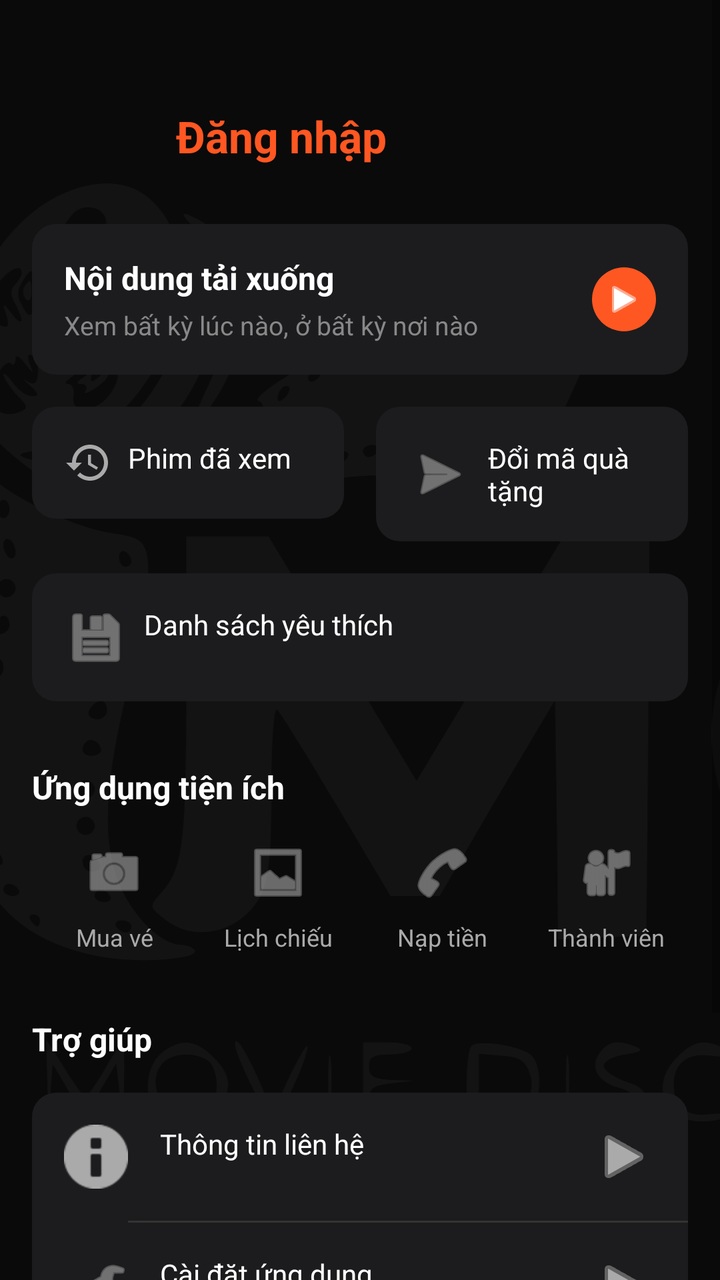
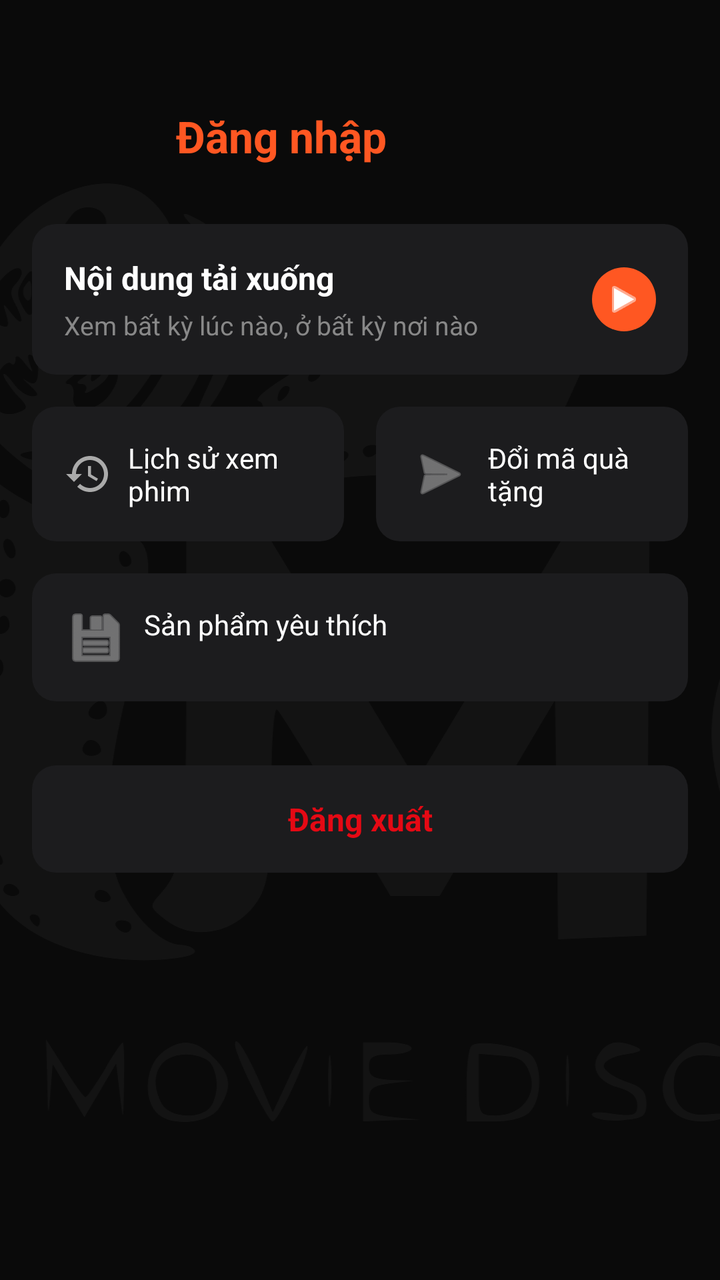

Two renders of the same Android screen: before a commit and after it. Below are the layout's source before the change and the commit's diff.
<!-- AndroidManifest.xml: application theme Theme.AppCompat.DayNight.NoActionBar -->
<!-- res/layout/fragment_more.xml -->
<?xml version="1.0" encoding="utf-8"?>
<androidx.constraintlayout.widget.ConstraintLayout xmlns:android="http://schemas.android.com/apk/res/android"
    xmlns:app="http://schemas.android.com/apk/res-auto"
    android:layout_width="match_parent"
    android:layout_height="match_parent"
    android:background="#0A0A0A">

    <ImageView
        android:id="@+id/imgMoreBackground"
        android:layout_width="match_parent"
        android:layout_height="match_parent"
        android:alpha="0.04"
        android:scaleType="centerCrop"
        android:src="@drawable/screenshot_2026_05_23_150929"
        app:layout_constraintBottom_toBottomOf="parent"
        app:layout_constraintEnd_toEndOf="parent"
        app:layout_constraintStart_toStartOf="parent"
        app:layout_constraintTop_toTopOf="parent" />

    <ScrollView
        android:layout_width="match_parent"
        android:layout_height="match_parent"
        android:fillViewport="true"
        app:layout_constraintBottom_toBottomOf="parent"
        app:layout_constraintEnd_toEndOf="parent"
        app:layout_constraintStart_toStartOf="parent"
        app:layout_constraintTop_toTopOf="parent">

        <LinearLayout
            android:layout_width="match_parent"
            android:layout_height="wrap_content"
            android:orientation="vertical"
            android:padding="16dp">

            <LinearLayout
                android:id="@+id/layoutProfileHeader"
                android:layout_width="match_parent"
                android:layout_height="wrap_content"
                android:layout_marginTop="24dp"
                android:clickable="true"
                android:focusable="true"
                android:gravity="center_vertical"
                android:orientation="horizontal">

                <ImageView
                    android:id="@+id/imgAvatar"
                    android:layout_width="56dp"
                    android:layout_height="56dp"
                    android:src="@mipmap/ic_launcher_round" />

                <LinearLayout
                    android:layout_width="wrap_content"
                    android:layout_height="wrap_content"
                    android:layout_marginStart="16dp"
                    android:orientation="vertical">

                    <TextView
                        android:id="@+id/tvProfileName"
                        android:layout_width="wrap_content"
                        android:layout_height="wrap_content"
                        android:text="Đăng nhập"
                        android:textColor="#FF5722"
                        android:textSize="22sp"
                        android:textStyle="bold" />

                    <TextView
                        android:id="@+id/tvProfileEmail"
                        android:layout_width="wrap_content"
                        android:layout_height="wrap_content"
                        android:layout_marginTop="4dp"
                        android:textColor="#888888"
                        android:textSize="14sp"
                        android:visibility="gone" />
                </LinearLayout>
            </LinearLayout>

            <TextView
                android:id="@+id/btnAccountInfo"
                android:layout_width="match_parent"
                android:layout_height="wrap_content"
                android:layout_marginTop="24dp"
                android:background="@drawable/bg_dark_rounded"
                android:drawableStart="@android:drawable/ic_menu_edit"
                android:drawableTint="#AAAAAA"
                android:drawablePadding="16dp"
                android:padding="16dp"
                android:text="Quản lý thông tin cá nhân"
                android:textColor="#FFFFFF"
                android:textStyle="bold"
                android:visibility="gone" />

            <LinearLayout
                android:layout_width="match_parent"
                android:layout_height="wrap_content"
                android:layout_marginTop="16dp"
                android:background="@drawable/bg_dark_rounded"
                android:gravity="center_vertical"
                android:orientation="horizontal"
                android:padding="16dp">

                <LinearLayout
                    android:layout_width="0dp"
                    android:layout_height="wrap_content"
                    android:layout_weight="1"
                    android:orientation="vertical">

                    <TextView
                        android:layout_width="wrap_content"
                        android:layout_height="wrap_content"
                        android:text="Nội dung tải xuống"
                        android:textColor="#FFFFFF"
                        android:textSize="16sp"
                        android:textStyle="bold" />

                    <TextView
                        android:layout_width="wrap_content"
                        android:layout_height="wrap_content"
                        android:layout_marginTop="4dp"
                        android:text="Xem bất kỳ lúc nào, ở bất kỳ nơi nào"
                        android:textColor="#888888"
                        android:textSize="13sp" />
                </LinearLayout>

                <ImageView
                    android:layout_width="32dp"
                    android:layout_height="32dp"
                    android:background="@drawable/circle_background"
                    android:backgroundTint="#FF5722"
                    android:padding="6dp"
                    android:src="@android:drawable/ic_media_play"
                    app:tint="#FFFFFF" />
            </LinearLayout>

            <LinearLayout
                android:layout_width="match_parent"
                android:layout_height="wrap_content"
                android:layout_marginTop="16dp"
                android:orientation="horizontal">

                <TextView
                    android:id="@+id/btnLibrary"
                    android:layout_width="0dp"
                    android:layout_height="wrap_content"
                    android:layout_marginEnd="8dp"
                    android:layout_weight="1"
                    android:background="@drawable/bg_dark_rounded"
                    android:drawableStart="@drawable/ic_history_circular"
                    android:drawableTint="#AAAAAA"
                    android:drawablePadding="8dp"
                    android:padding="16dp"
                    android:text="Phim đã xem"
                    android:textColor="#FFFFFF" />

                <TextView
                    android:id="@+id/btnGift"
                    android:layout_width="0dp"
                    android:layout_height="wrap_content"
                    android:layout_marginStart="8dp"
                    android:layout_weight="1"
                    android:background="@drawable/bg_dark_rounded"
                    android:drawableStart="@android:drawable/ic_menu_send"
                    android:drawableTint="#AAAAAA"
                    android:drawablePadding="8dp"
                    android:padding="16dp"
                    android:text="Đổi mã quà tặng"
                    android:textColor="#FFFFFF" />
            </LinearLayout>

            <TextView
                android:id="@+id/btnFavorites"
                android:layout_width="match_parent"
                android:layout_height="wrap_content"
                android:layout_marginTop="16dp"
                android:background="@drawable/bg_dark_rounded"
                android:drawableStart="@android:drawable/ic_menu_save"
                android:drawableTint="#AAAAAA"
                android:drawablePadding="8dp"
                android:padding="16dp"
                android:text="Danh sách yêu thích"
                android:textColor="#FFFFFF" />

            <TextView
                android:layout_width="wrap_content"
                android:layout_height="wrap_content"
                android:layout_marginTop="32dp"
                android:layout_marginBottom="16dp"
                android:text="Ứng dụng tiện ích"
                android:textColor="#FFFFFF"
                android:textSize="16sp"
                android:textStyle="bold" />

            <LinearLayout
                android:layout_width="match_parent"
                android:layout_height="wrap_content"
                android:orientation="horizontal"
                android:weightSum="4">

                <TextView
                    android:layout_width="0dp"
                    android:layout_height="wrap_content"
                    android:layout_weight="1"
                    android:drawableTop="@android:drawable/ic_menu_camera"
                    android:drawableTint="#AAAAAA"
                    android:drawablePadding="8dp"
                    android:gravity="center"
                    android:text="Mua vé"
                    android:textColor="#AAAAAA"
                    android:textSize="12sp" />

                <TextView
                    android:layout_width="0dp"
                    android:layout_height="wrap_content"
                    android:layout_weight="1"
                    android:drawableTop="@android:drawable/ic_menu_gallery"
                    android:drawableTint="#AAAAAA"
                    android:drawablePadding="8dp"
                    android:gravity="center"
                    android:text="Lịch chiếu"
                    android:textColor="#AAAAAA"
                    android:textSize="12sp" />

                <TextView
                    android:layout_width="0dp"
                    android:layout_height="wrap_content"
                    android:layout_weight="1"
                    android:drawableTop="@android:drawable/ic_menu_call"
                    android:drawableTint="#AAAAAA"
                    android:drawablePadding="8dp"
                    android:gravity="center"
                    android:text="Nạp tiền"
                    android:textColor="#AAAAAA"
                    android:textSize="12sp" />

                <TextView
                    android:layout_width="0dp"
                    android:layout_height="wrap_content"
                    android:layout_weight="1"
                    android:drawableTop="@android:drawable/ic_menu_myplaces"
                    android:drawableTint="#AAAAAA"
                    android:drawablePadding="8dp"
                    android:gravity="center"
                    android:text="Thành viên"
                    android:textColor="#AAAAAA"
                    android:textSize="12sp" />
            </LinearLayout>

            <TextView
                android:layout_width="wrap_content"
                android:layout_height="wrap_content"
                android:layout_marginTop="32dp"
                android:layout_marginBottom="16dp"
                android:text="Trợ giúp"
                android:textColor="#FFFFFF"
                android:textSize="16sp"
                android:textStyle="bold" />

            <LinearLayout
                android:layout_width="match_parent"
                android:layout_height="wrap_content"
                android:background="@drawable/bg_dark_rounded"
                android:orientation="vertical">

                <TextView
                    android:id="@+id/btnContact"
                    android:layout_width="match_parent"
                    android:layout_height="wrap_content"
                    android:drawableStart="@android:drawable/ic_dialog_info"
                    android:drawableEnd="@android:drawable/ic_media_play"
                    android:drawableTint="#AAAAAA"
                    android:drawablePadding="16dp"
                    android:padding="16dp"
                    android:text="Thông tin liên hệ"
                    android:textColor="#FFFFFF" />

                <View
                    android:layout_width="match_parent"
                    android:layout_height="1dp"
                    android:layout_marginStart="48dp"
                    android:background="#333333" />

                <TextView
                    android:id="@+id/btnSettings"
                    android:layout_width="match_parent"
                    android:layout_height="wrap_content"
                    android:drawableStart="@android:drawable/ic_menu_preferences"
                    android:drawableEnd="@android:drawable/ic_media_play"
                    android:drawableTint="#AAAAAA"
                    android:drawablePadding="16dp"
                    android:padding="16dp"
                    android:text="Cài đặt ứng dụng"
                    android:textColor="#FFFFFF" />
            </LinearLayout>

            <TextView
                android:id="@+id/btnLogout"
                android:layout_width="match_parent"
                android:layout_height="wrap_content"
                android:layout_marginTop="32dp"
                android:layout_marginBottom="32dp"
                android:background="@drawable/bg_dark_rounded"
                android:gravity="center"
                android:padding="16dp"
                android:text="Đăng xuất"
                android:textColor="#E50914"
                android:textSize="16sp"
                android:textStyle="bold" />

        </LinearLayout>
    </ScrollView>

</androidx.constraintlayout.widget.ConstraintLayout>
<!-- resources referenced by this layout -->
<resources>
  <!-- drawable bg_dark_rounded (drawable) -->
  <?xml version="1.0" encoding="utf-8"?>
  <shape xmlns:android="http://schemas.android.com/apk/res/android"
      android:shape="rectangle">
      <solid android:color="#1C1C1E" />
      <corners android:radius="12dp" />
  </shape>
  <!-- drawable circle_background (drawable) -->
  <?xml version="1.0" encoding="utf-8"?>
  <shape xmlns:android="http://schemas.android.com/apk/res/android"
      android:shape="oval">
      <solid android:color="#FFFFFF" />
  </shape>
  <!-- drawable ic_history_circular (drawable) -->
  <vector xmlns:android="http://schemas.android.com/apk/res/android" android:height="24dp" android:tint="#000000" android:viewportHeight="24" android:viewportWidth="24" android:width="24dp">
        
      <path android:fillColor="@android:color/white" android:pathData="M13,3c-4.97,0 -9,4.03 -9,9L1,12l3.89,3.89 0.07,0.14L9,12L6,12c0,-3.87 3.13,-7 7,-7s7,3.13 7,7 -3.13,7 -7,7c-1.93,0 -3.68,-0.79 -4.94,-2.06l-1.42,1.42C8.27,19.99 10.51,21 13,21c4.97,0 9,-4.03 9,-9s-4.03,-9 -9,-9zM12,8v5l4.28,2.54 0.72,-1.21 -3.5,-2.08L13.5,8L12,8z"/>
      
  </vector>
  <!-- drawable screenshot_2026_05_23_150929: vector/xml drawable (drawable, 15398 chars, omitted) -->
  <!-- mipmap ic_launcher_round (mipmap-anydpi-v26) -->
  <?xml version="1.0" encoding="utf-8"?>
  <adaptive-icon xmlns:android="http://schemas.android.com/apk/res/android">
      <background android:drawable="@color/ic_launcher_background"/>
      <foreground android:drawable="@mipmap/ic_launcher_foreground"/>
  </adaptive-icon>
  <color name="ic_launcher_background">#F3F7F8</color>
</resources>

<!-- the commit's change to res/layout/fragment_more.xml (unified diff, before → after) -->
@@ -148,7 +148,7 @@
                     android:drawableTint="#AAAAAA"
                     android:drawablePadding="8dp"
                     android:padding="16dp"
-                    android:text="Phim đã xem"
+                    android:text="Lịch sử xem phim"
                     android:textColor="#FFFFFF" />
 
                 <TextView
@@ -176,120 +176,8 @@
                 android:drawableTint="#AAAAAA"
                 android:drawablePadding="8dp"
                 android:padding="16dp"
-                android:text="Danh sách yêu thích"
+                android:text="Sản phẩm yêu thích"
                 android:textColor="#FFFFFF" />
-
-            <TextView
-                android:layout_width="wrap_content"
-                android:layout_height="wrap_content"
-                android:layout_marginTop="32dp"
-                android:layout_marginBottom="16dp"
-                android:text="Ứng dụng tiện ích"
-                android:textColor="#FFFFFF"
-                android:textSize="16sp"
-                android:textStyle="bold" />
-
-            <LinearLayout
-                android:layout_width="match_parent"
-                android:layout_height="wrap_content"
-                android:orientation="horizontal"
-                android:weightSum="4">
-
-                <TextView
-                    android:layout_width="0dp"
-                    android:layout_height="wrap_content"
-                    android:layout_weight="1"
-                    android:drawableTop="@android:drawable/ic_menu_camera"
-                    android:drawableTint="#AAAAAA"
-                    android:drawablePadding="8dp"
-                    android:gravity="center"
-                    android:text="Mua vé"
-                    android:textColor="#AAAAAA"
-                    android:textSize="12sp" />
-
-                <TextView
-                    android:layout_width="0dp"
-                    android:layout_height="wrap_content"
-                    android:layout_weight="1"
-                    android:drawableTop="@android:drawable/ic_menu_gallery"
-                    android:drawableTint="#AAAAAA"
-                    android:drawablePadding="8dp"
-                    android:gravity="center"
-                    android:text="Lịch chiếu"
-                    android:textColor="#AAAAAA"
-                    android:textSize="12sp" />
-
-                <TextView
-                    android:layout_width="0dp"
-                    android:layout_height="wrap_content"
-                    android:layout_weight="1"
-                    android:drawableTop="@android:drawable/ic_menu_call"
-                    android:drawableTint="#AAAAAA"
-                    android:drawablePadding="8dp"
-                    android:gravity="center"
-                    android:text="Nạp tiền"
-                    android:textColor="#AAAAAA"
-                    android:textSize="12sp" />
-
-                <TextView
-                    android:layout_width="0dp"
-                    android:layout_height="wrap_content"
-                    android:layout_weight="1"
-                    android:drawableTop="@android:drawable/ic_menu_myplaces"
-                    android:drawableTint="#AAAAAA"
-                    android:drawablePadding="8dp"
-                    android:gravity="center"
-                    android:text="Thành viên"
-                    android:textColor="#AAAAAA"
-                    android:textSize="12sp" />
-            </LinearLayout>
-
-            <TextView
-                android:layout_width="wrap_content"
-                android:layout_height="wrap_content"
-                android:layout_marginTop="32dp"
-                android:layout_marginBottom="16dp"
-                android:text="Trợ giúp"
-                android:textColor="#FFFFFF"
-                android:textSize="16sp"
-                android:textStyle="bold" />
-
-            <LinearLayout
-                android:layout_width="match_parent"
-                android:layout_height="wrap_content"
-                android:background="@drawable/bg_dark_rounded"
-                android:orientation="vertical">
-
-                <TextView
-                    android:id="@+id/btnContact"
-                    android:layout_width="match_parent"
-                    android:layout_height="wrap_content"
-                    android:drawableStart="@android:drawable/ic_dialog_info"
-                    android:drawableEnd="@android:drawable/ic_media_play"
-                    android:drawableTint="#AAAAAA"
-                    android:drawablePadding="16dp"
-                    android:padding="16dp"
-                    android:text="Thông tin liên hệ"
-                    android:textColor="#FFFFFF" />
-
-                <View
-                    android:layout_width="match_parent"
-                    android:layout_height="1dp"
-                    android:layout_marginStart="48dp"
-                    android:background="#333333" />
-
-                <TextView
-                    android:id="@+id/btnSettings"
-                    android:layout_width="match_parent"
-                    android:layout_height="wrap_content"
-                    android:drawableStart="@android:drawable/ic_menu_preferences"
-                    android:drawableEnd="@android:drawable/ic_media_play"
-                    android:drawableTint="#AAAAAA"
-                    android:drawablePadding="16dp"
-                    android:padding="16dp"
-                    android:text="Cài đặt ứng dụng"
-                    android:textColor="#FFFFFF" />
-            </LinearLayout>
 
             <TextView
                 android:id="@+id/btnLogout"
